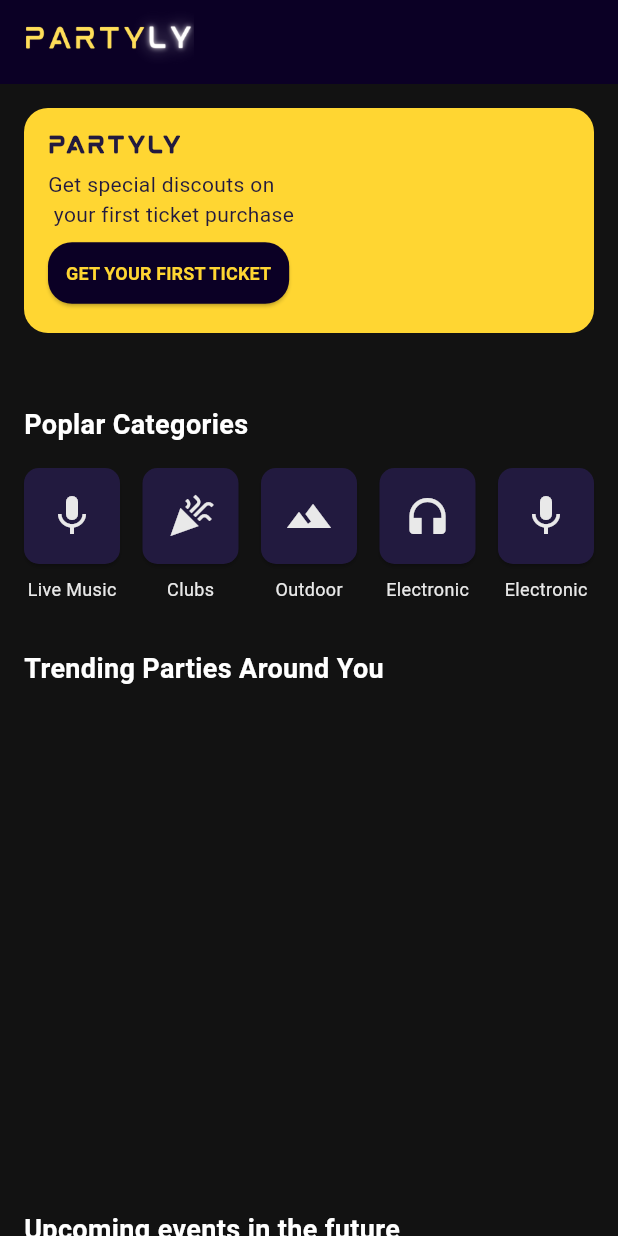
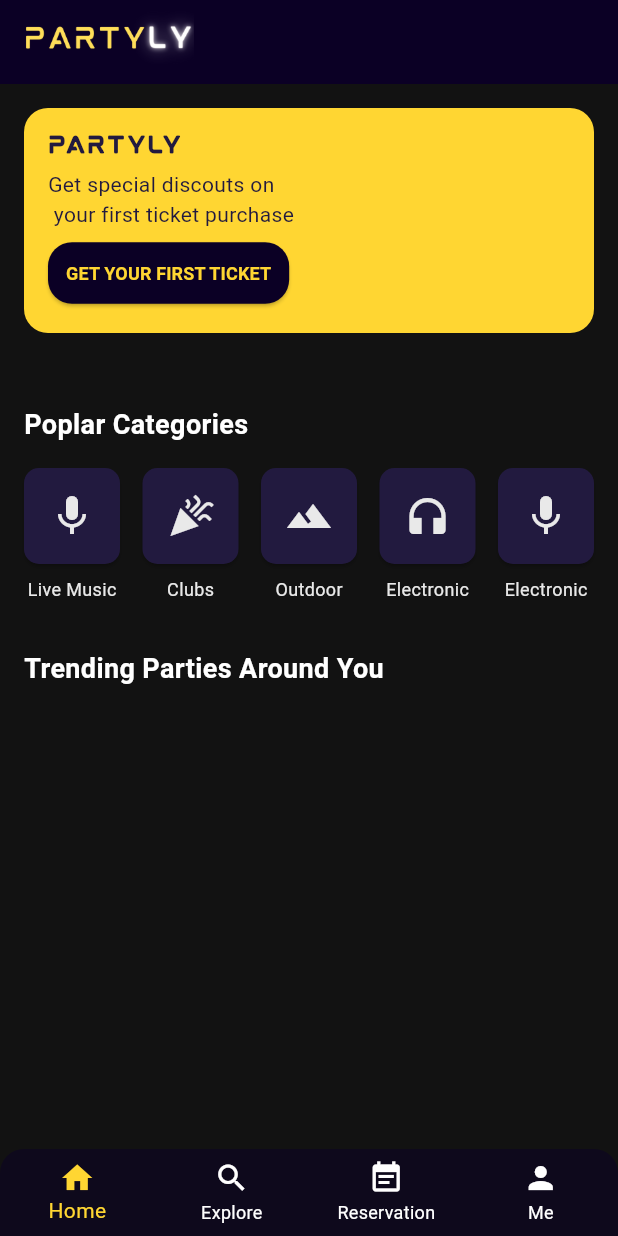
Before and after one commit to bassmankian/Partyly, a Flutter app: the screen it shows once a user with an empty profile is signed in, on a phone screen of 412 x 824 dp. Run offline on Flutter 3.47's test engine with Material 3 defaults, Android fonts, the light colour scheme and no system bars; our stand-ins replace cloud_firestore, email_validator, firebase_auth, firebase_core, google_fonts; accounts and stored records are empty.

Commit message:
added navBar

```diff
--- a/lib/mobile/pages/home-page.dart
+++ b/lib/mobile/pages/home-page.dart
@@ -4,6 +4,7 @@ import 'package:partyly_app/common/app_colors.dart';
 import 'package:partyly_app/functions/firebase-firestore.dart';
 import 'package:partyly_app/functions/firebase_auth.dart';
 import 'package:partyly_app/models/event-model.dart';
+import 'package:partyly_app/widgets/bottom_navbar.dart';
 import 'package:partyly_app/widgets/category_bar.dart';
 import 'package:partyly_app/widgets/event_card.dart';
 
@@ -166,6 +167,7 @@ class _HomePageState extends State<HomePage> {
             ],
           ),
         ),
+        bottomNavigationBar: MyBottomNavigationBar(),
       ),
     );
   }
--- /dev/null
+++ b/lib/widgets/bottom_navbar.dart
@@ -0,0 +1,61 @@
+import 'dart:ui';
+
+import 'package:flutter/material.dart';
+import 'package:partyly_app/common/app_colors.dart';
+// Assuming mainColor and accentColor are defined elsewhere
+
+class MyBottomNavigationBar extends StatelessWidget {
+  const MyBottomNavigationBar({super.key});
+
+  @override
+  Widget build(BuildContext context) {
+    return ClipRRect(
+        // Clip the content to the rounded corners
+        borderRadius: const BorderRadius.only(
+          topLeft: Radius.circular(16.0),
+          topRight: Radius.circular(16.0),
+        ),
+        child: BackdropFilter(
+            filter: ImageFilter.blur(
+                sigmaX: 30.0, sigmaY: 30.0), // Adjust blur intensity
+            child: BottomNavigationBar(
+              elevation: 0, // Remove the default shadow
+              backgroundColor:
+                  mainColor.withOpacity(0.5), // Set desired opacity
+
+              currentIndex:
+                  0, // Set to the initial selected index (e.g., 0 for Home)
+              onTap: (index) {
+                if (index == 0) {
+                  // Navigate to home page
+                } else if (index == 1) {
+                  // Navigate to explore page
+                } // ... and so on
+              },
+              selectedItemColor:
+                  accentColor, // Color of the selected item (e.g., yellow)
+              unselectedItemColor: Colors.white,
+              showUnselectedLabels: true, // Show labels even when not selected
+              type:
+                  BottomNavigationBarType.fixed, // Fixed style with four items
+              items: const [
+                BottomNavigationBarItem(
+                  icon: Icon(Icons.home),
+                  label: 'Home',
+                ),
+                BottomNavigationBarItem(
+                  icon: Icon(Icons.search),
+                  label: 'Explore',
+                ),
+                BottomNavigationBarItem(
+                  icon: Icon(Icons.event_note), // Reservation icon
+                  label: 'Reservation',
+                ),
+                BottomNavigationBarItem(
+                  icon: Icon(Icons.person),
+                  label: 'Me',
+                ),
+              ],
+            )));
+  }
+}
--- a/lib/widgets/event_card.dart
+++ b/lib/widgets/event_card.dart
@@ -69,17 +69,17 @@ class EventCard extends StatelessWidget {
                       ),
 
                       // start and end time (conditional display)
-                      if (event.startTime != null && event.endTime != null) ...[
+                      ...[
                         const SizedBox(width: 8),
                         const Icon(Icons.access_time,
                             color: accentColor, size: 8),
                         Text(
-                          formatTime(event.startTime!.toDate()),
+                          formatTime(event.startTime.toDate()),
                           style:
                               const TextStyle(color: accentColor, fontSize: 10),
                         ),
                         Text(
-                          ' | ${formatTime(event.endTime!.toDate())}',
+                          ' | ${formatTime(event.endTime.toDate())}',
                           style:
                               const TextStyle(color: accentColor, fontSize: 10),
                         ),
```
